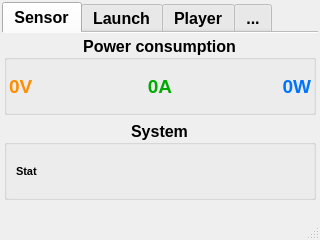
neurotoxin78/doomsday-pc, file main.ui: the form before one commit.
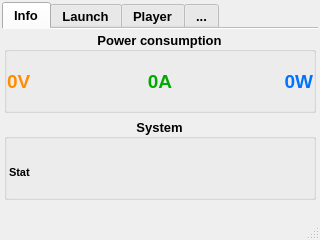
The form after the commit.

Commit message: add cpu and memory stats

Patch:
```diff
--- a/main.ui
+++ b/main.ui
@@ -76,7 +76,7 @@
       </property>
       <property name="font">
        <font>
-        <pointsize>12</pointsize>
+        <pointsize>10</pointsize>
         <bold>true</bold>
        </font>
       </property>
@@ -112,7 +112,7 @@
       </property>
       <widget class="QWidget" name="tabSensor">
        <attribute name="title">
-        <string extracomment="Sensor">Sensor</string>
+        <string extracomment="Sensor">Info</string>
        </attribute>
        <layout class="QGridLayout" name="gridLayout_6">
         <property name="leftMargin">
@@ -146,19 +146,19 @@
           </property>
           <layout class="QGridLayout" name="gridLayout_7">
            <property name="leftMargin">
-            <number>2</number>
+            <number>0</number>
            </property>
            <property name="topMargin">
-            <number>2</number>
+            <number>0</number>
            </property>
            <property name="rightMargin">
-            <number>2</number>
+            <number>0</number>
            </property>
            <property name="bottomMargin">
-            <number>2</number>
+            <number>0</number>
            </property>
            <property name="spacing">
-            <number>5</number>
+            <number>0</number>
            </property>
            <item row="1" column="0">
             <widget class="QLabel" name="voltLabel">
@@ -229,6 +229,21 @@
            <bool>true</bool>
           </property>
           <layout class="QHBoxLayout" name="horizontalLayout">
+           <property name="spacing">
+            <number>0</number>
+           </property>
+           <property name="leftMargin">
+            <number>2</number>
+           </property>
+           <property name="topMargin">
+            <number>8</number>
+           </property>
+           <property name="rightMargin">
+            <number>0</number>
+           </property>
+           <property name="bottomMargin">
+            <number>0</number>
+           </property>
            <item>
             <widget class="QLabel" name="statLabel">
              <property name="font">
@@ -240,6 +255,9 @@
              <property name="text">
               <string>Stat</string>
              </property>
+             <property name="alignment">
+              <set>Qt::AlignJustify|Qt::AlignVCenter</set>
+             </property>
             </widget>
            </item>
           </layout>
```
The commit also changes 1 other file.
